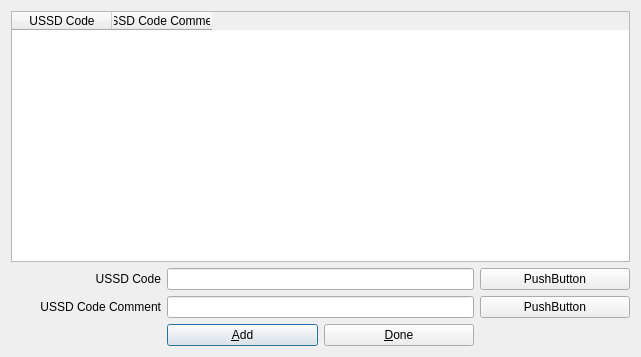
This is src/favorites.ui in mhogomchungu/ussd-gui as Qt 5 draws it before an edit. The edited form follows.
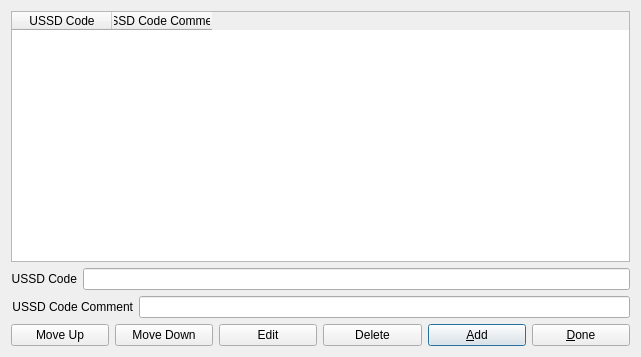
This is the edited form.

Commit message: add buttons to do various operations on the favorite list

What changed in the file:
```diff
--- a/src/favorites.ui
+++ b/src/favorites.ui
@@ -17,7 +17,7 @@
    <string>Manage Favorites</string>
   </property>
   <layout class="QGridLayout" name="gridLayout">
-   <item row="0" column="0" colspan="4">
+   <item row="0" column="0">
     <widget class="QTableWidget" name="tableWidget">
      <property name="editTriggers">
       <set>QAbstractItemView::NoEditTriggers</set>
@@ -65,6 +65,8 @@
     </widget>
    </item>
    <item row="1" column="0">
+    <layout class="QHBoxLayout" name="horizontalLayout_3">
+     <item>
     <widget class="QLabel" name="labelUSSD">
      <property name="text">
       <string>USSD Code</string>
@@ -77,17 +79,14 @@
      </property>
     </widget>
    </item>
-   <item row="1" column="1" colspan="2">
+     <item>
     <widget class="QLineEdit" name="lineEditUSSD"/>
    </item>
-   <item row="1" column="3">
-    <widget class="QPushButton" name="pushButton">
-     <property name="text">
-      <string>PushButton</string>
-     </property>
-    </widget>
+    </layout>
    </item>
    <item row="2" column="0">
+    <layout class="QHBoxLayout" name="horizontalLayout_2">
+     <item>
     <widget class="QLabel" name="labelDeviceAddress">
      <property name="text">
       <string>USSD Code Comment</string>
@@ -100,17 +99,45 @@
      </property>
     </widget>
    </item>
-   <item row="2" column="1" colspan="2">
+     <item>
     <widget class="QLineEdit" name="lineEditUSSDComment"/>
    </item>
-   <item row="2" column="3">
-    <widget class="QPushButton" name="pushButton_2">
+    </layout>
+   </item>
+   <item row="3" column="0">
+    <layout class="QHBoxLayout" name="buttomsLayout">
+     <property name="sizeConstraint">
+      <enum>QLayout::SetDefaultConstraint</enum>
+     </property>
+     <item>
+      <widget class="QPushButton" name="pbMoveUp">
      <property name="text">
-      <string>PushButton</string>
+        <string>Move Up</string>
      </property>
     </widget>
    </item>
-   <item row="3" column="1">
+     <item>
+      <widget class="QPushButton" name="pbMoveDown">
+       <property name="text">
+        <string>Move Down</string>
+       </property>
+      </widget>
+     </item>
+     <item>
+      <widget class="QPushButton" name="pbEdit">
+       <property name="text">
+        <string>Edit</string>
+       </property>
+      </widget>
+     </item>
+     <item>
+      <widget class="QPushButton" name="pbDelete">
+       <property name="text">
+        <string>Delete</string>
+       </property>
+      </widget>
+     </item>
+     <item>
     <widget class="QPushButton" name="pbAdd">
      <property name="text">
       <string>&amp;Add</string>
@@ -120,12 +147,14 @@
      </property>
     </widget>
    </item>
-   <item row="3" column="2">
+     <item>
     <widget class="QPushButton" name="pbCancel">
      <property name="text">
       <string>&amp;Done</string>
      </property>
     </widget>
+     </item>
+    </layout>
    </item>
   </layout>
  </widget>
```
Lines whose indentation alone changed are shown as unchanged. The commit also changes 6 other files.
